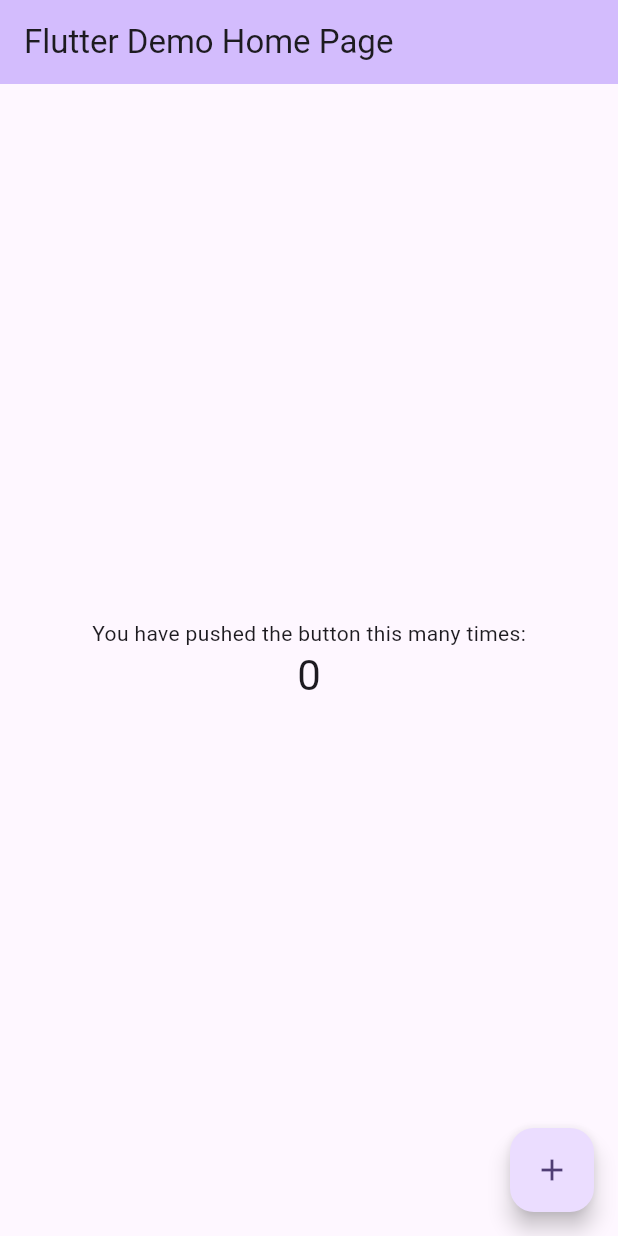
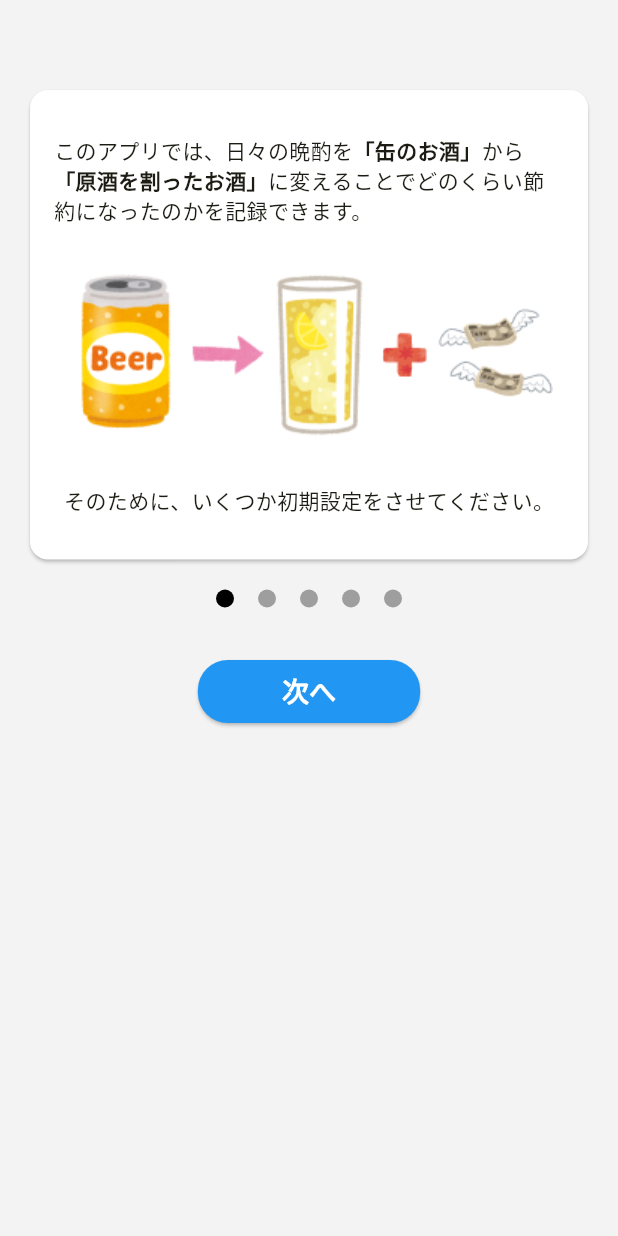
Before and after one commit to nishiken666/banshaku-setsuyaku-app, a Flutter app: the screen it shows after launch, on a phone screen of 412 x 824 dp. Run offline on Flutter 3.47's test engine with Material 3 defaults, Android fonts, the phone set to English and light mode, and no system bars; our stand-ins replace firebase_core; accounts and stored records are empty.

Commit message:
初期画面No1まで実装完了

```diff
--- a/lib/main.dart
+++ b/lib/main.dart
@@ -1,3 +1,4 @@
+import 'package:banshaku_setsuyaku_app/views/init_1_view.dart';
 import 'package:flutter/material.dart';
 
 void main() {
@@ -7,119 +8,15 @@
 class MyApp extends StatelessWidget {
   const MyApp({super.key});
 
-  // This widget is the root of your application.
   @override
   Widget build(BuildContext context) {
     return MaterialApp(
-      title: 'Flutter Demo',
+      title: '晩酌節約',
       theme: ThemeData(
-        // This is the theme of your application.
-        //
-        // TRY THIS: Try running your application with "flutter run". You'll see
-        // the application has a purple toolbar. Then, without quitting the app,
-        // try changing the seedColor in the colorScheme below to Colors.green
-        // and then invoke "hot reload" (save your changes or press the "hot
-        // reload" button in a Flutter-supported IDE, or press "r" if you used
-        // the command line to start the app).
-        //
-        // Notice that the counter didn't reset back to zero; the application
-        // state is not lost during the reload. To reset the state, use hot
-        // restart instead.
-        //
-        // This works for code too, not just values: Most code changes can be
-        // tested with just a hot reload.
-        colorScheme: ColorScheme.fromSeed(seedColor: Colors.deepPurple),
+        colorScheme: ColorScheme.fromSeed(seedColor: Colors.yellow.shade200),
         useMaterial3: true,
       ),
-      home: const MyHomePage(title: 'Flutter Demo Home Page'),
+      home: const Init1View(),
     );
   }
 }
-
-class MyHomePage extends StatefulWidget {
-  const MyHomePage({super.key, required this.title});
-
-  // This widget is the home page of your application. It is stateful, meaning
-  // that it has a State object (defined below) that contains fields that affect
-  // how it looks.
-
-  // This class is the configuration for the state. It holds the values (in this
-  // case the title) provided by the parent (in this case the App widget) and
-  // used by the build method of the State. Fields in a Widget subclass are
-  // always marked "final".
-
-  final String title;
-
-  @override
-  State<MyHomePage> createState() => _MyHomePageState();
-}
-
-class _MyHomePageState extends State<MyHomePage> {
-  int _counter = 0;
-
-  void _incrementCounter() {
-    setState(() {
-      // This call to setState tells the Flutter framework that something has
-      // changed in this State, which causes it to rerun the build method below
-      // so that the display can reflect the updated values. If we changed
-      // _counter without calling setState(), then the build method would not be
-      // called again, and so nothing would appear to happen.
-      _counter++;
-    });
-  }
-
-  @override
-  Widget build(BuildContext context) {
-    // This method is rerun every time setState is called, for instance as done
-    // by the _incrementCounter method above.
-    //
-    // The Flutter framework has been optimized to make rerunning build methods
-    // fast, so that you can just rebuild anything that needs updating rather
-    // than having to individually change instances of widgets.
-    return Scaffold(
-      appBar: AppBar(
-        // TRY THIS: Try changing the color here to a specific color (to
-        // Colors.amber, perhaps?) and trigger a hot reload to see the AppBar
-        // change color while the other colors stay the same.
-        backgroundColor: Theme.of(context).colorScheme.inversePrimary,
-        // Here we take the value from the MyHomePage object that was created by
-        // the App.build method, and use it to set our appbar title.
-        title: Text(widget.title),
-      ),
-      body: Center(
-        // Center is a layout widget. It takes a single child and positions it
-        // in the middle of the parent.
-        child: Column(
-          // Column is also a layout widget. It takes a list of children and
-          // arranges them vertically. By default, it sizes itself to fit its
-          // children horizontally, and tries to be as tall as its parent.
-          //
-          // Column has various properties to control how it sizes itself and
-          // how it positions its children. Here we use mainAxisAlignment to
-          // center the children vertically; the main axis here is the vertical
-          // axis because Columns are vertical (the cross axis would be
-          // horizontal).
-          //
-          // TRY THIS: Invoke "debug painting" (choose the "Toggle Debug Paint"
-          // action in the IDE, or press "p" in the console), to see the
-          // wireframe for each widget.
-          mainAxisAlignment: MainAxisAlignment.center,
-          children: <Widget>[
-            const Text(
-              'You have pushed the button this many times:',
-            ),
-            Text(
-              '$_counter',
-              style: Theme.of(context).textTheme.headlineMedium,
-            ),
-          ],
-        ),
-      ),
-      floatingActionButton: FloatingActionButton(
-        onPressed: _incrementCounter,
-        tooltip: 'Increment',
-        child: const Icon(Icons.add),
-      ), // This trailing comma makes auto-formatting nicer for build methods.
-    );
-  }
-}
--- /dev/null
+++ b/lib/views/init_1_view.dart
@@ -0,0 +1,56 @@
+import 'package:banshaku_setsuyaku_app/widgets/black_circle_indicator.dart';
+import 'package:banshaku_setsuyaku_app/widgets/primary_button.dart';
+import 'package:flutter/material.dart';
+
+class Init1View extends StatelessWidget {
+  const Init1View({super.key});
+
+  @override
+  Widget build(BuildContext context) {
+    return Scaffold(
+      backgroundColor: const Color(0xFFF3F3F3),
+      body: Padding(
+        padding: const EdgeInsets.only(top: 56, right: 16, left: 16),
+        child: Column(
+          children: [
+            Card(
+              color: Colors.white,
+              child: Padding(
+                padding:
+                    const EdgeInsets.symmetric(vertical: 30, horizontal: 16),
+                child: Column(
+                  children: [
+                    const Text.rich(
+                        textAlign: TextAlign.left,
+                        TextSpan(
+                          children: [
+                            TextSpan(text: "このアプリでは、日々の晩酌を"),
+                            TextSpan(
+                                text: "「缶のお酒」",
+                                style: TextStyle(fontWeight: FontWeight.bold)),
+                            TextSpan(text: "から"),
+                            TextSpan(
+                                text: "「原酒を割ったお酒」",
+                                style: TextStyle(fontWeight: FontWeight.bold)),
+                            TextSpan(text: "に変えることでどのくらい節約になったのかを記録できます。"),
+                          ],
+                        )),
+                    const SizedBox(height: 30),
+                    Image.asset(
+                        "assets/images/init_1_view/can_change_cocktail_and_money.png"),
+                    const SizedBox(height: 30),
+                    const Text("そのために、いくつか初期設定をさせてください。")
+                  ],
+                ),
+              ),
+            ),
+            const SizedBox(height: 8),
+            const BlackCircleIndicator(total: 5, current: 0),
+            const SizedBox(height: 24),
+            PrimaryButton(onPressed: () {})
+          ],
+        ),
+      ),
+    );
+  }
+}
--- /dev/null
+++ b/lib/widgets/black_circle_indicator.dart
@@ -0,0 +1,30 @@
+import 'package:flutter/material.dart';
+
+class BlackCircleIndicator extends StatelessWidget {
+  final int total;
+  final int current;
+
+  const BlackCircleIndicator(
+      {super.key, required this.total, required this.current});
+
+  @override
+  Widget build(BuildContext context) {
+    return Row(
+      mainAxisAlignment: MainAxisAlignment.center,
+      children: List.generate(
+        total,
+        (index) => Padding(
+          padding: const EdgeInsets.all(8.0),
+          child: Container(
+            width: 12,
+            height: 12,
+            decoration: BoxDecoration(
+              shape: BoxShape.circle,
+              color: current == index ? Colors.black : Colors.grey,
+            ),
+          ),
+        ),
+      ),
+    );
+  }
+}
--- /dev/null
+++ b/lib/widgets/primary_button.dart
@@ -0,0 +1,28 @@
+import 'package:flutter/material.dart';
+
+class PrimaryButton extends StatelessWidget {
+  final VoidCallback onPressed;
+
+  const PrimaryButton({super.key, required this.onPressed});
+
+  @override
+  Widget build(BuildContext context) {
+    return ElevatedButton(
+        onPressed: onPressed,
+        style: ElevatedButton.styleFrom(
+          backgroundColor: Colors.blue, // ボタンの背景色
+          shape: RoundedRectangleBorder(
+            borderRadius: BorderRadius.circular(20), // ボタンの角の丸み
+          ),
+          padding: const EdgeInsets.symmetric(
+              horizontal: 56, vertical: 8), // ボタンのパディング
+        ),
+        child: const Text(
+          '次へ',
+          style: TextStyle(
+              color: Colors.white, // テキストの色
+              fontSize: 18, // テキストのサイズ
+              fontWeight: FontWeight.w900),
+        ));
+  }
+}
--- a/pubspec.yaml
+++ b/pubspec.yaml
@@ -34,4 +34,5 @@ dev_dependencies:
 
 flutter:
   uses-material-design: true
-  # assets:
+  assets:
+    - assets/images/init_1_view/can_change_cocktail_and_money.png
```
Also changed, not shown: assets/images/init_1_view/can_change_cocktail_and_money.png (added), 3 other files.
